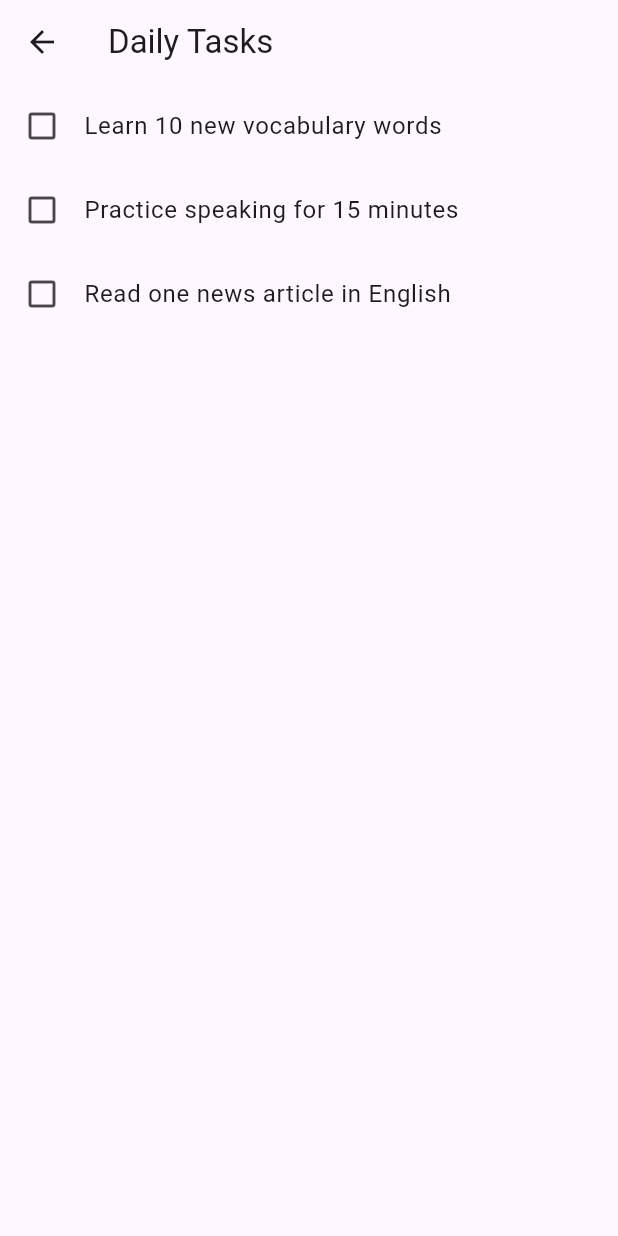
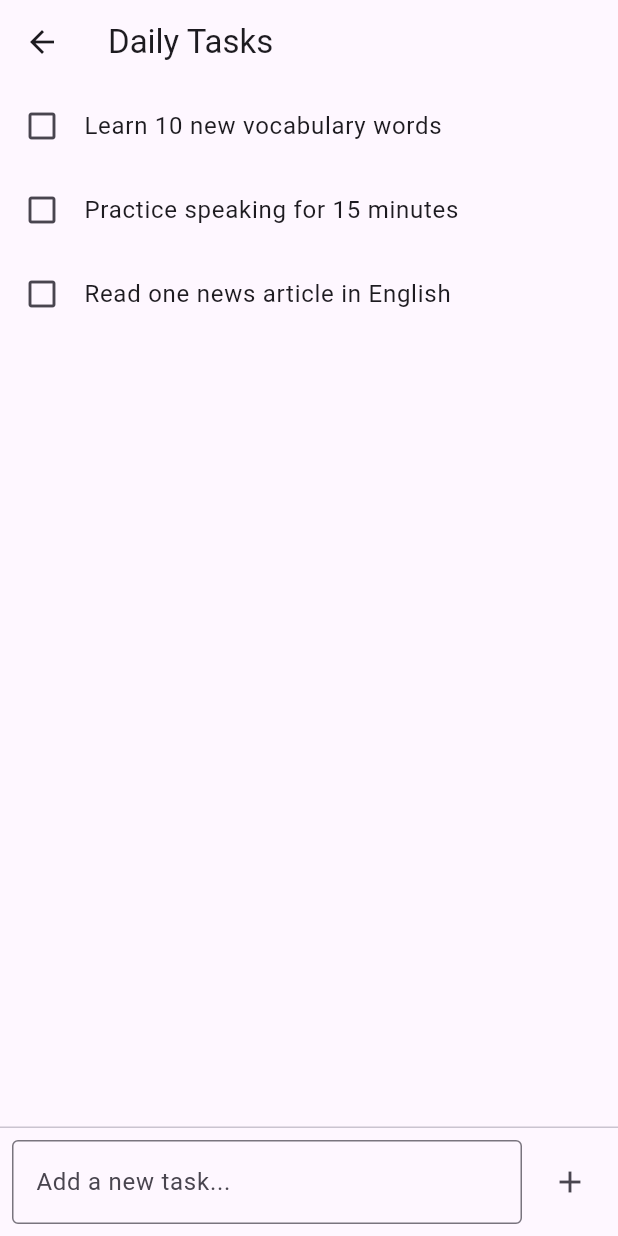
Before and after one commit to aduoke33/2025_LTTBDD_N05_Nhom_4, a Flutter app: the DailyTasksScreen screen opened directly, on a phone screen of 412 x 824 dp. Run offline on Flutter 3.47's test engine with Material 3 defaults, Android fonts, the phone set to English and light mode, and no system bars.

Commit message:
add input fields

```diff
--- a/lib/screens/daily_tasks_screen.dart
+++ b/lib/screens/daily_tasks_screen.dart
@@ -13,6 +13,22 @@ class _DailyTasksScreenState extends State<DailyTasksScreen> {
     'Practice speaking for 15 minutes',
     'Read one news article in English',
   ];
+  final TextEditingController _taskController = TextEditingController();
+
+  void _addTask() {
+    if (_taskController.text.isNotEmpty) {
+      setState(() {
+        _tasks.add(_taskController.text);
+      });
+      _taskController.clear();
+    }
+  }
+
+  @override
+  void dispose() {
+    _taskController.dispose();
+    super.dispose();
+  }
 
   @override
   Widget build(BuildContext context) {
@@ -20,7 +36,10 @@ class _DailyTasksScreenState extends State<DailyTasksScreen> {
       appBar: AppBar(
         title: const Text('Daily Tasks'),
       ),
-      body: ListView.builder(
+      body: Column(
+        children: [
+          Expanded(
+            child: ListView.builder(
               itemCount: _tasks.length,
               itemBuilder: (context, index) {
                 return ListTile(
@@ -29,6 +48,31 @@ class _DailyTasksScreenState extends State<DailyTasksScreen> {
                 );
               },
             ),
+          ),
+          const Divider(height: 1),
+          Padding(
+            padding: const EdgeInsets.all(8.0),
+            child: Row(
+              children: [
+                Expanded(
+                  child: TextField(
+                    controller: _taskController,
+                    decoration: const InputDecoration(
+                      hintText: 'Add a new task...',
+                      border: OutlineInputBorder(),
+                    ),
+                  ),
+                ),
+                const SizedBox(width: 8),
+                IconButton(
+                  icon: const Icon(Icons.add),
+                  onPressed: _addTask,
+                ),
+              ],
+            ),
+          ),
+        ],
+      ),
     );
   }
 }
```
Also changed, not shown: 1 other file. Lines whose indentation alone changed are shown as unchanged.
